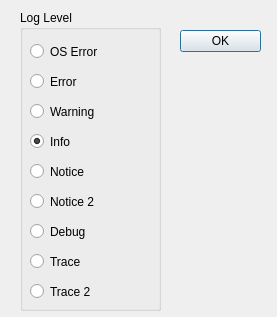
First picture: the form in src/python/loglevel.ui, repository avrdudes/avrdude, before the edit.
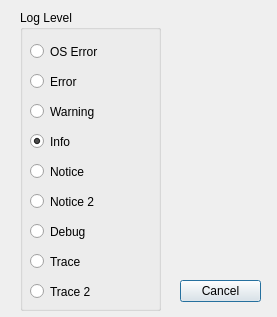
Second picture: the form after the edit.

Commit message:
Make the loglevel radiobuttons automatically accept the popup.
There's not much point in requiring the user to explicitly press an
"OK" button for something that simple as switching log levels.

Patch:
```diff
--- a/src/python/loglevel.ui
+++ b/src/python/loglevel.ui
@@ -17,16 +17,16 @@
    <property name="geometry">
     <rect>
      <x>180</x>
-     <y>30</y>
+     <y>280</y>
      <width>81</width>
-     <height>241</height>
+     <height>31</height>
     </rect>
    </property>
    <property name="orientation">
     <enum>Qt::Vertical</enum>
    </property>
    <property name="standardButtons">
-    <set>QDialogButtonBox::Ok</set>
+    <set>QDialogButtonBox::Cancel</set>
    </property>
   </widget>
   <widget class="QGroupBox" name="groupBox">
```
Left out of the diff: 160 changed lines with no effect on the pictures.
